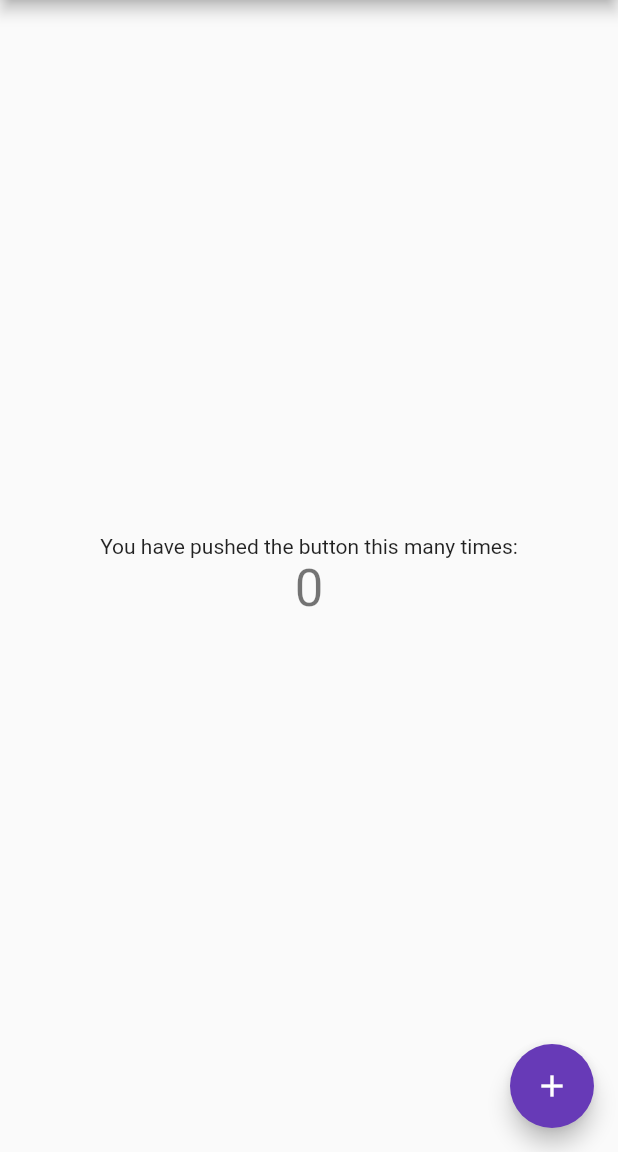
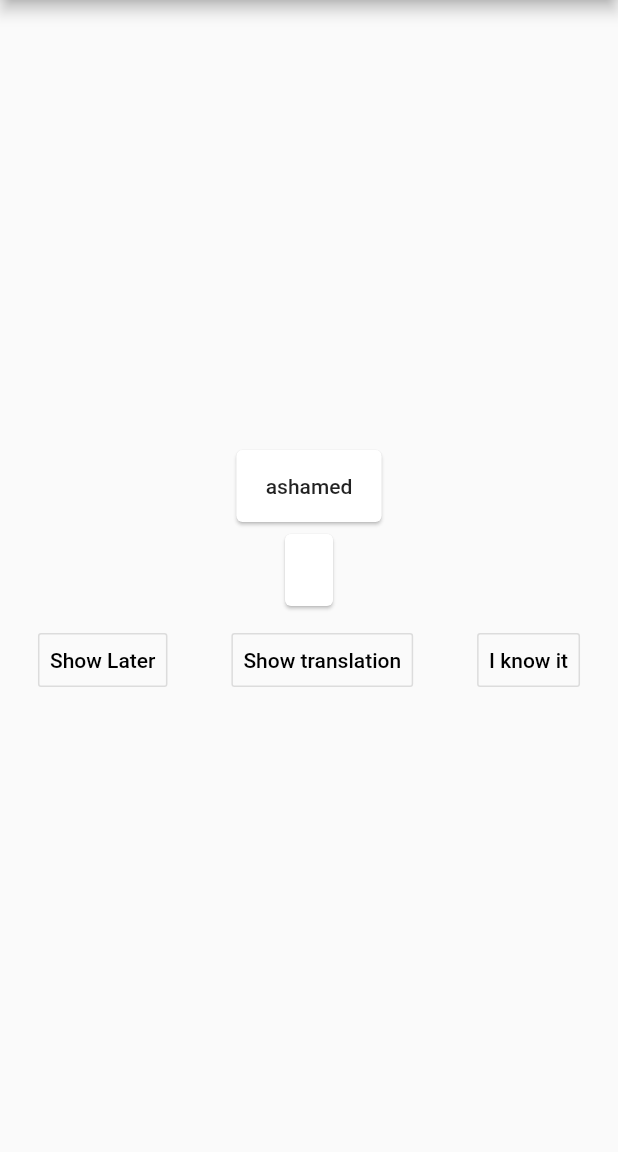
Before and after one commit to vladimirobolonnyy/owl_language, a Flutter app: the screen it shows after launch, on a phone screen of 412 x 824 dp, the part 84-1236 px from its top. Run offline on Flutter 3.47's test engine with Material 2 defaults, Android fonts, the phone set to English and light mode, and no system bars.

Commit message:
simple simple simple list

```diff
--- a/lib/main.dart
+++ b/lib/main.dart
@@ -1,4 +1,7 @@
+import 'dart:math';
+
 import 'package:flutter/material.dart';
+import 'package:owllangu/words.dart';
 
 void main() {
   runApp(MyApp());
@@ -21,17 +24,53 @@ class MyApp extends StatelessWidget {
 class MyHomePage extends StatefulWidget {
   MyHomePage({Key key, this.title}) : super(key: key);
   final String title;
+
   @override
   _MyHomePageState createState() => _MyHomePageState();
 }
 
 class _MyHomePageState extends State<MyHomePage> {
-  int _counter = 0;
+  int count = 0;
+  String eng = "";
+  String rus = "";
+  var firstTime = true;
 
-  void _incrementCounter() {
+  void _setRusText() {
     setState(() {
-      _counter++;
+      rus = words[count].ru;
     });
+  }
+
+  void _successGoNext() {
+    setState(() {
+      count += 1;
+      _getNewItems();
+    });
+  }
+
+  void _notSuccessGoNext() {
+    setState(() {
+      count += 1;
+      _getNewItems();
+    });
+  }
+
+  void _init() {
+    if (firstTime) {
+      words.shuffle(new Random(DateTime.now().millisecondsSinceEpoch));
+      _getNewItems();
+      firstTime = false;
+    }
+  }
+
+  void _getNewItems() {
+    if (count < words.length) {
+      eng = words[count].eng;
+      rus = "";
+    } else {
+      eng = "Thats all";
+      rus = "Thats all";
+    }
   }
 
   @override
@@ -42,6 +81,7 @@ class _MyHomePageState extends State<MyHomePage> {
     // The Flutter framework has been optimized to make rerunning build methods
     // fast, so that you can just rebuild anything that needs updating rather
     // than having to individually change instances of widgets.
+    _init();
     return Scaffold(
       appBar: AppBar(
         // Here we take the value from the MyHomePage object that was created by
@@ -68,23 +108,41 @@ class _MyHomePageState extends State<MyHomePage> {
           // horizontal).
           mainAxisAlignment: MainAxisAlignment.center,
           children: <Widget>[
-            Text(
-              'You have pushed the button this many times:',
-            ),
-            Text(
-              '$_counter',
-              style: Theme.of(context).textTheme.headline4,
-            ),
+            Card(
+                child: Padding(
+                    padding: const EdgeInsets.all(16.0),
+                    child: Text(
+                      eng,
+                      style: Theme.of(context).textTheme.bodyText1,
+                    ))),
+            Card(
+                child: Padding(
+                    padding: const EdgeInsets.all(16.0),
+                    child: Text(
+                      rus,
+                      style: Theme.of(context).textTheme.bodyText1,
+                    ))),
+            ButtonBar(
+              alignment: MainAxisAlignment.spaceAround,
+              mainAxisSize: MainAxisSize.max,
+              children: [
+                OutlineButton(
+                  child: Text("Show Later"),
+                  onPressed: _notSuccessGoNext,
+                ),
+                OutlineButton(
+                  child: Text("Show translation"),
+                  onPressed: _setRusText,
+                ),
+                OutlineButton(
+                  child: Text("I know it"),
+                  onPressed: _successGoNext,
+                )
+              ],
+            )
           ],
         ),
       ),
-
-      floatingActionButton: FloatingActionButton(
-        onPressed: _incrementCounter,
-        tooltip: 'Increment',
-        child: Icon(Icons.add),
-      ),
-// This trailing comma makes auto-formatting nicer for build methods.
     );
   }
 }
--- /dev/null
+++ b/lib/words.dart
@@ -0,0 +1,159 @@
+import 'dart:math';
+
+class EngRuWords {
+  EngRuWords(this.eng, this.ru);
+
+  final String eng;
+  final String ru;
+
+  @override
+  String toString() => 'EngRuWords[$eng, $ru]';
+}
+
+var words = <EngRuWords>[
+  EngRuWords("	absorbed	", "	поглощенный	"),
+  EngRuWords("	accomplish	", "	выполнять / совершать	"),
+  EngRuWords("	accomplishment	", "	достижение	"),
+  EngRuWords("	adjust	", "	регулировать	"),
+  EngRuWords("	admire	", "	восхищаться / любоваться	"),
+  EngRuWords("	AFFILIATE	", "	филиал / компаньон	"),
+  EngRuWords("	affiliated	", "	кооперироваться	"),
+  EngRuWords("	amend	", "	изменять / вносить правки	"),
+  EngRuWords("	anxiety	", "	тревога / беспокойство	"),
+  EngRuWords("	anxious	", "	озабоченный / тревожный	"),
+  EngRuWords("	appreciation	", "	признательность / оценка / понимание	"),
+  EngRuWords("	as through	", "	как через	"),
+  EngRuWords("	ashamed	", "	совестно	"),
+  EngRuWords("	assignment	", "	назначение	"),
+  EngRuWords("	authentic	", "	аутентичный / подлинный	"),
+  EngRuWords("	barely	", "	едва / лишь	"),
+  EngRuWords("	binge	", "	выпивка / кутеж	"),
+  EngRuWords("	blessing	", "	благословение	"),
+  EngRuWords("	brag	", "	хвастать	"),
+  EngRuWords("	broaden	", "	расширить	"),
+  EngRuWords("	bulk	", "	масса / объем / большая часть	"),
+  EngRuWords("	cage	", "	клетка	"),
+  EngRuWords("	cheer up	", "	развеселить / взбодрить	"),
+  EngRuWords("	claim	", "	запрос / требование / иск / претензия	"),
+  EngRuWords("	consent	", "	согласие	"),
+  EngRuWords("	contented	", "	довольный / удовлетворенный	"),
+  EngRuWords("	creature	", "	существо / тварь	"),
+  EngRuWords("	creep	", "	ползти / подкрадываться	"),
+  EngRuWords("	cupboard	", "	шкаф / буфет	"),
+  EngRuWords("	dedicate	", "	посвящать	"),
+  EngRuWords("	deed	", "	дело / поступок	"),
+  EngRuWords("	delight	", "	восторг / наслаждение	"),
+  EngRuWords("	derive	", "	получать / извлекать	"),
+  EngRuWords("	despair	", "	отчаяние	"),
+  EngRuWords("	detention	", "	арест / задержание	"),
+  EngRuWords("	disparate	", "	несоизмеримый	"),
+  EngRuWords("	distant	", "	отдаленный / далекий	"),
+  EngRuWords("	divisive	", "	разделяющий / вызывающий разногласия	"),
+  EngRuWords("	drafting	", "	чертёжный	"),
+  EngRuWords("	dull	", "	тупой / бестолковый	"),
+  EngRuWords("	eagerly	", "	охотно	"),
+  EngRuWords("	encourage	", "	поощрять	"),
+  EngRuWords("	engage	", "	заниматься / привлекать	"),
+  EngRuWords("	engagement	", "	обязательство / включение	"),
+  EngRuWords("	enormous	", "	огромный	"),
+  EngRuWords("	enroll	", "	записаться / регистрироваться	"),
+  EngRuWords("	evidence	", "	доказательство	"),
+  EngRuWords("	excuse	", "	оправдание	"),
+  EngRuWords("	expression	", "	выражение / экспрессия	"),
+  EngRuWords("	faith	", "	вера	"),
+  EngRuWords("	fallacy	", "	ошибочность / заблуждение	"),
+  EngRuWords("	favors	", "	одолжение	"),
+  EngRuWords("	fellow	", "	человек / парень	"),
+  EngRuWords("	fled	", "	бежать / спасаться	"),
+  EngRuWords("	flinch	", "	вздрагивать	"),
+  EngRuWords("	flourishing	", "	процветающий	"),
+  EngRuWords("	forehead	", "	лоб	"),
+  EngRuWords("	genuinely	", "	искренне / неподдельно	"),
+  EngRuWords("	gloomy	", "	мрачный / угрюмый	"),
+  EngRuWords("	grab	", "	схватить	"),
+  EngRuWords("	grudge	", "	недоброжелательство / зависть	"),
+  EngRuWords("	grunting	", "	хрюканье	"),
+  EngRuWords("	Handouts	", "	раздаточные материалы	"),
+  EngRuWords("	hesitate	", "	стесняться / колебаться	"),
+  EngRuWords("	humble	", "	смиренный / покорный / простой	"),
+  EngRuWords("	inch	", "	дюйм	"),
+  EngRuWords("	inconvenience	", "	неудобство	"),
+  EngRuWords("	insight	", "	понимание / интуиция	"),
+  EngRuWords("	insincence	", "	неискренний	"),
+  EngRuWords("	interfere	", "	вмешиваться	"),
+  EngRuWords("	itch	", "	зуд	"),
+  EngRuWords("	itching	", "	зудящий	"),
+  EngRuWords("	jealous	", "	ревнивый	"),
+  EngRuWords("	jolt	", "	удар / толчок	"),
+  EngRuWords("	jubilant	", "	ликующий	"),
+  EngRuWords("	Kindness	", "	доброжелательность	"),
+  EngRuWords("	lavish	", "	щедрый / расточительный	"),
+  EngRuWords("	merely	", "	просто / только	"),
+  EngRuWords("	modesty	", "	скромность	"),
+  EngRuWords("	mouthpiece	", "	микрофон / мундштук	"),
+  EngRuWords("	nasty	", "	неприятный / противный	"),
+  EngRuWords("	nested	", "	вложенный	"),
+  EngRuWords("	notable	", "	примечательный	"),
+  EngRuWords("	nudge	", "	подталкивать	"),
+  EngRuWords("	obstacle	", "	препятствие	"),
+  EngRuWords("	obviosly	", "	очивидно	"),
+  EngRuWords("	pace	", "	темп	"),
+  EngRuWords("	particularly	", "	в частности / особенно	"),
+  EngRuWords("	peer	", "	равный / сверстники / всматриваться	"),
+  EngRuWords("	perceive	", "	воспринимать / чувствовать / ощущать	"),
+  EngRuWords("	perplexed	", "	недоумевающий / запутанный	"),
+  EngRuWords("	perseverance	", "	усидчивость / настойчивость	"),
+  EngRuWords("	pillar	", "	столб	"),
+  EngRuWords("	potion	", "	зелье	"),
+  EngRuWords("	prescribe	", "	предписать / прописывать лекарство	"),
+  EngRuWords("	profound	", "	глубокий	"),
+  EngRuWords("	prudence	", "	предусмотрительность / благоразумие	"),
+  EngRuWords("	racket	", "	вести шумный образ жизни	"),
+  EngRuWords("	recession	", "	спад / падение	"),
+  EngRuWords("	regardless	", "	несмотря на	"),
+  EngRuWords("	reinforce	", "	усиливать	"),
+  EngRuWords("	rewind	", "	перемотать	"),
+  EngRuWords("	rewiring	", "	переадресация	"),
+  EngRuWords("	ripe	", "	созревший / зрелый	"),
+  EngRuWords("	roar	", "	реветь / рычать	"),
+  EngRuWords("	savor	", "	смаковать / наслаждаться	"),
+  EngRuWords("	seize	", "	воспользоваться	"),
+  EngRuWords("	shape	", "	форма / облик	"),
+  EngRuWords("	shimmering	", "	мерцающий	"),
+  EngRuWords("	shrinking	", "	сжимающийся	"),
+  EngRuWords("	sidetracked	", "	отвлекаться	"),
+  EngRuWords("	sill	", "	подоконник	"),
+  EngRuWords("	singling out	", "	выделять	"),
+  EngRuWords("	skinny	", "	тощий	"),
+  EngRuWords("	snore	", "	храп	"),
+  EngRuWords("	solid	", "	твердый / прочный	"),
+  EngRuWords("	spiritual	", "	духовный / религиозный	"),
+  EngRuWords("	spit	", "	плевок / слюна	"),
+  EngRuWords("	spot	", "	пятно / капля	"),
+  EngRuWords("	spray	", "	спрей / брызки / распылять	"),
+  EngRuWords("	strolls over	", "	бродить / прогуливаться	"),
+  EngRuWords("	struggled	", "	изо всех сил (бороться)	"),
+  EngRuWords("	stubbornly	", "	упорно	"),
+  EngRuWords("	survey	", "	опрос	"),
+  EngRuWords("	swivell	", "	поворотливый / вращающийся	"),
+  EngRuWords("	tape	", "	лента / приклеивать	"),
+  EngRuWords("	temptation	", "	искушение / соблазн	"),
+  EngRuWords("	thin	", "	тонкий / худой	"),
+  EngRuWords("	thorough	", "	тщательный	"),
+  EngRuWords("	throgh	", "	хотя / однако	"),
+  EngRuWords("	tiredness	", "	усталость / утомление	"),
+  EngRuWords("	to what extent	", "	До какой степени	"),
+  EngRuWords("	torch	", "	факел / горелка	"),
+  EngRuWords("	treat	", "	рассматривать / лечить / относиться	"),
+  EngRuWords("	untidy	", "	неопрятный / беспорядочный	"),
+  EngRuWords("	worthwhile	", "	стоит / стоящий	"),
+  EngRuWords("	yell	", "	вопить / кричать 	"),
+  EngRuWords("	zest	", "	цедра / изюминка / интерес	"),
+  EngRuWords("	intensify	", "	активизировать / усиливать	"),
+  EngRuWords("	enhance	", "	усилить / повышать	"),
+  EngRuWords("	utilize	", "	использовать	"),
+  EngRuWords("	thwart	", "	пресекать / разрушать	"),
+  EngRuWords("	entirely	", "	полностью	"),
+  EngRuWords("	strive	", "	прилагать усилия	"),
+  EngRuWords("	tidy	", "	аккуратный	")
+];
```
